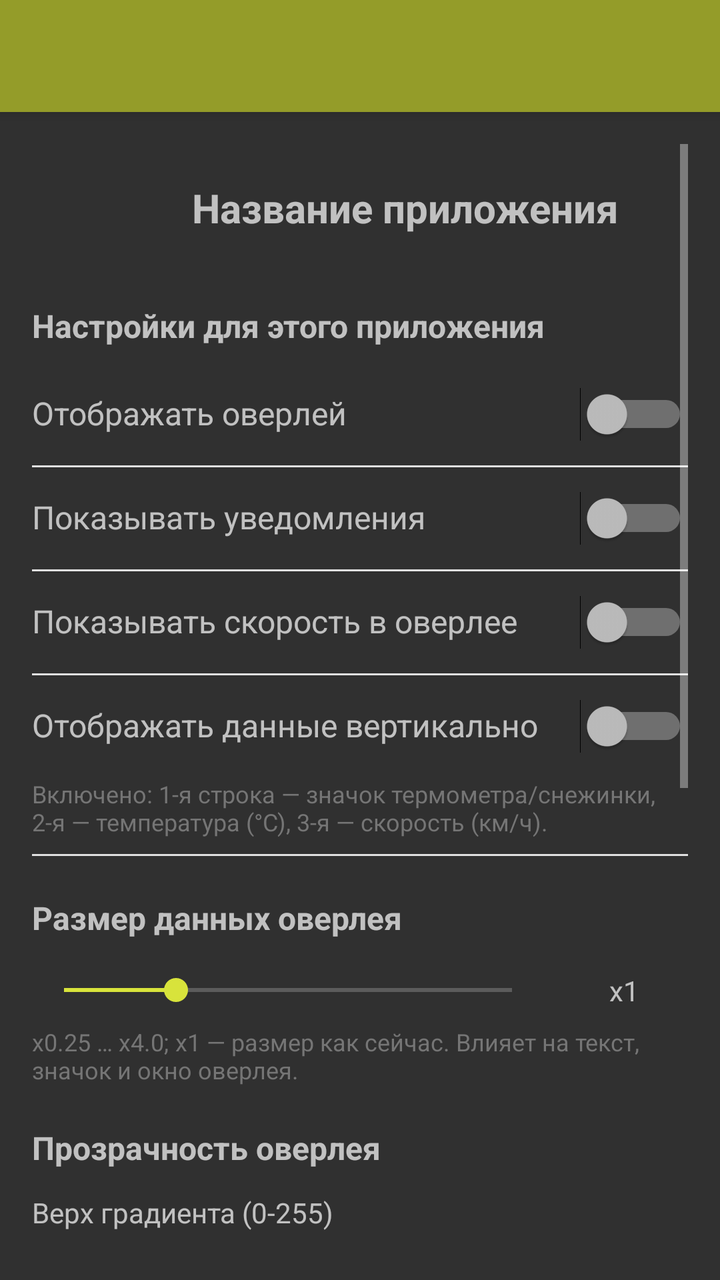
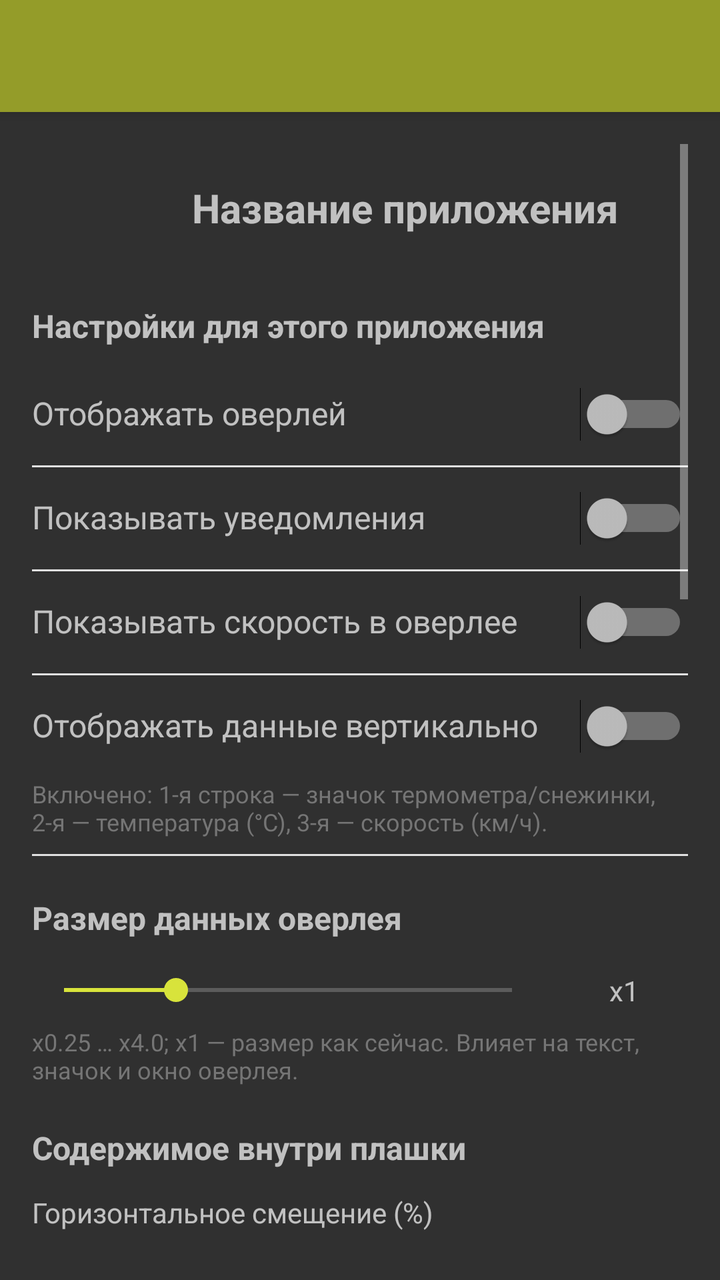

Before-and-after screenshots of an Android layout around one commit, followed by the original layout XML and the change that was made.
<!-- AndroidManifest.xml: application theme AppTheme -->
<!-- res/layout/activity_app_specific_settings.xml -->
<?xml version="1.0" encoding="utf-8"?>
<LinearLayout xmlns:android="http://schemas.android.com/apk/res/android"
    android:layout_width="match_parent"
    android:layout_height="match_parent"
    android:orientation="vertical">

    <androidx.appcompat.widget.Toolbar
        android:id="@+id/toolbar"
        android:layout_width="match_parent"
        android:layout_height="?attr/actionBarSize"
        android:background="?attr/colorPrimary"
        android:elevation="4dp"
        android:theme="@style/ThemeOverlay.AppCompat.Dark.ActionBar" />

    <ScrollView
        android:layout_width="match_parent"
        android:layout_height="match_parent"
        android:padding="16dp">

        <LinearLayout
            android:layout_width="match_parent"
            android:layout_height="wrap_content"
            android:orientation="vertical">

            <LinearLayout
                android:layout_width="match_parent"
                android:layout_height="wrap_content"
                android:orientation="horizontal"
                android:gravity="center_vertical"
                android:paddingBottom="16dp">

                <ImageView
                    android:id="@+id/image_app_icon"
                    android:layout_width="64dp"
                    android:layout_height="64dp"
                    android:contentDescription="Иконка приложения" />

                <TextView
                    android:id="@+id/text_app_name"
                    android:layout_width="0dp"
                    android:layout_height="wrap_content"
                    android:layout_weight="1"
                    android:layout_marginStart="16dp"
                    android:text="Название приложения"
                    android:textSize="20sp"
                    android:textStyle="bold" />
            </LinearLayout>

            <TextView
                android:layout_width="match_parent"
                android:layout_height="wrap_content"
                android:text="Настройки для этого приложения"
                android:textSize="16sp"
                android:textStyle="bold"
                android:paddingBottom="8dp" />

            <LinearLayout
                android:layout_width="match_parent"
                android:layout_height="wrap_content"
                android:orientation="horizontal"
                android:paddingVertical="12dp">

                <TextView
                    android:layout_width="0dp"
                    android:layout_height="wrap_content"
                    android:layout_weight="1"
                    android:text="Отображать оверлей"
                    android:textSize="16sp" />

                <Switch
                    android:id="@+id/switch_overlay"
                    android:layout_width="wrap_content"
                    android:layout_height="wrap_content" />
            </LinearLayout>

            <View
                android:layout_width="match_parent"
                android:layout_height="1dp"
                android:background="#E0E0E0" />

            <LinearLayout
                android:layout_width="match_parent"
                android:layout_height="wrap_content"
                android:orientation="horizontal"
                android:paddingVertical="12dp">

                <TextView
                    android:layout_width="0dp"
                    android:layout_height="wrap_content"
                    android:layout_weight="1"
                    android:text="Показывать уведомления"
                    android:textSize="16sp" />

                <Switch
                    android:id="@+id/switch_notifications"
                    android:layout_width="wrap_content"
                    android:layout_height="wrap_content" />
            </LinearLayout>

            <View
                android:layout_width="match_parent"
                android:layout_height="1dp"
                android:background="#E0E0E0" />

            <LinearLayout
                android:id="@+id/layout_overlay_speed_visibility"
                android:layout_width="match_parent"
                android:layout_height="wrap_content"
                android:orientation="horizontal"
                android:paddingVertical="12dp">

                <TextView
                    android:layout_width="0dp"
                    android:layout_height="wrap_content"
                    android:layout_weight="1"
                    android:text="Показывать скорость в оверлее"
                    android:textSize="16sp" />

                <Switch
                    android:id="@+id/switch_overlay_speed_visibility"
                    android:layout_width="wrap_content"
                    android:layout_height="wrap_content" />
            </LinearLayout>

            <View
                android:id="@+id/divider_overlay_speed_visibility"
                android:layout_width="match_parent"
                android:layout_height="1dp"
                android:background="#E0E0E0" />

            <LinearLayout
                android:id="@+id/layout_overlay_vertical"
                android:layout_width="match_parent"
                android:layout_height="wrap_content"
                android:orientation="horizontal"
                android:paddingVertical="12dp">

                <TextView
                    android:layout_width="0dp"
                    android:layout_height="wrap_content"
                    android:layout_weight="1"
                    android:text="Отображать данные вертикально"
                    android:textSize="16sp" />

                <Switch
                    android:id="@+id/switch_overlay_vertical"
                    android:layout_width="wrap_content"
                    android:layout_height="wrap_content" />
            </LinearLayout>

            <TextView
                android:layout_width="match_parent"
                android:layout_height="wrap_content"
                android:text="Включено: 1-я строка — значок термометра/снежинки, 2-я — температура (°C), 3-я — скорость (км/ч)."
                android:textSize="12sp"
                android:textColor="#757575"
                android:paddingBottom="8dp" />

            <View
                android:id="@+id/divider_overlay_vertical"
                android:layout_width="match_parent"
                android:layout_height="1dp"
                android:background="#E0E0E0" />

            <TextView
                android:layout_width="match_parent"
                android:layout_height="wrap_content"
                android:text="Размер данных оверлея"
                android:textSize="16sp"
                android:textStyle="bold"
                android:paddingTop="20dp"
                android:paddingBottom="8dp" />

            <LinearLayout
                android:layout_width="match_parent"
                android:layout_height="wrap_content"
                android:orientation="horizontal"
                android:gravity="center_vertical"
                android:paddingTop="8dp">

                <SeekBar
                    android:id="@+id/seekbar_data_size"
                    android:layout_width="0dp"
                    android:layout_height="wrap_content"
                    android:layout_weight="1"
                    android:max="80"
                    android:progress="20" />

                <TextView
                    android:id="@+id/text_data_size_value"
                    android:layout_width="64dp"
                    android:layout_height="wrap_content"
                    android:layout_marginStart="8dp"
                    android:gravity="center"
                    android:text="x1"
                    android:textSize="14sp" />
            </LinearLayout>

            <TextView
                android:layout_width="match_parent"
                android:layout_height="wrap_content"
                android:text="x0.25 … x4.0; x1 — размер как сейчас. Влияет на текст, значок и окно оверлея."
                android:textSize="12sp"
                android:textColor="#757575"
                android:paddingTop="8dp" />

            <TextView
                android:layout_width="match_parent"
                android:layout_height="wrap_content"
                android:text="Прозрачность оверлея"
                android:textSize="16sp"
                android:textStyle="bold"
                android:paddingTop="20dp"
                android:paddingBottom="8dp" />

            <TextView
                android:layout_width="match_parent"
                android:layout_height="wrap_content"
                android:text="Верх градиента (0-255)"
                android:textSize="14sp"
                android:paddingTop="4dp" />

            <LinearLayout
                android:layout_width="match_parent"
                android:layout_height="wrap_content"
                android:orientation="horizontal"
                android:gravity="center_vertical"
                android:paddingTop="8dp">

                <SeekBar
                    android:id="@+id/seekbar_overlay_alpha_top"
                    android:layout_width="0dp"
                    android:layout_height="wrap_content"
                    android:layout_weight="1"
                    android:max="255"
                    android:progress="217" />

                <TextView
                    android:id="@+id/text_overlay_alpha_top_value"
                    android:layout_width="52dp"
                    android:layout_height="wrap_content"
                    android:layout_marginStart="8dp"
                    android:gravity="center"
                    android:text="217"
                    android:textSize="14sp" />
            </LinearLayout>

            <TextView
                android:layout_width="match_parent"
                android:layout_height="wrap_content"
                android:text="Низ градиента (0-255)"
                android:textSize="14sp"
                android:paddingTop="16dp" />

            <LinearLayout
                android:layout_width="match_parent"
                android:layout_height="wrap_content"
                android:orientation="horizontal"
                android:gravity="center_vertical"
                android:paddingTop="8dp">

                <SeekBar
                    android:id="@+id/seekbar_overlay_alpha_bottom"
                    android:layout_width="0dp"
                    android:layout_height="wrap_content"
                    android:layout_weight="1"
                    android:max="255"
                    android:progress="240" />

                <TextView
                    android:id="@+id/text_overlay_alpha_bottom_value"
                    android:layout_width="52dp"
                    android:layout_height="wrap_content"
                    android:layout_marginStart="8dp"
                    android:gravity="center"
                    android:text="240"
                    android:textSize="14sp" />
            </LinearLayout>

            
            <TextView
                android:layout_width="match_parent"
                android:layout_height="wrap_content"
                android:text="Позиция оверлея"
                android:textSize="16sp"
                android:textStyle="bold"
                android:paddingTop="24dp"
                android:paddingBottom="8dp" />

            <TextView
                android:layout_width="match_parent"
                android:layout_height="wrap_content"
                android:text="Горизонтальная позиция (%)"
                android:textSize="14sp"
                android:paddingTop="8dp" />

            <LinearLayout
                android:layout_width="match_parent"
                android:layout_height="wrap_content"
                android:orientation="horizontal"
                android:paddingTop="8dp">

                <SeekBar
                    android:id="@+id/seekbar_position_x"
                    android:layout_width="0dp"
                    android:layout_height="wrap_content"
                    android:layout_weight="1"
                    android:max="140"
                    android:progress="70" />

                <EditText
                    android:id="@+id/edittext_position_x"
                    android:layout_width="60dp"
                    android:layout_height="wrap_content"
                    android:layout_marginStart="8dp"
                    android:inputType="numberSigned"
                    android:maxLength="4"
                    android:text="50"
                    android:textAlignment="center" />
            </LinearLayout>

            <TextView
                android:layout_width="match_parent"
                android:layout_height="wrap_content"
                android:text="Вертикальная позиция (%)"
                android:textSize="14sp"
                android:paddingTop="16dp" />

            <LinearLayout
                android:layout_width="match_parent"
                android:layout_height="wrap_content"
                android:orientation="horizontal"
                android:paddingTop="8dp">

                <SeekBar
                    android:id="@+id/seekbar_position_y"
                    android:layout_width="0dp"
                    android:layout_height="wrap_content"
                    android:layout_weight="1"
                    android:max="110"
                    android:progress="10" />

                <EditText
                    android:id="@+id/edittext_position_y"
                    android:layout_width="60dp"
                    android:layout_height="wrap_content"
                    android:layout_marginStart="8dp"
                    android:inputType="numberSigned"
                    android:maxLength="4"
                    android:text="50"
                    android:textAlignment="center" />
            </LinearLayout>

            <Button
                android:id="@+id/btn_reset_overlay_position"
                android:layout_width="match_parent"
                android:layout_height="wrap_content"
                android:layout_marginTop="16dp"
                android:text="Сбросить позицию оверлея" />

            <TextView
                android:layout_width="match_parent"
                android:layout_height="wrap_content"
                android:text="Горизонталь -20% … 120%, вертикаль -5% … 105%: точка на экране (от левого верха к правому низу). Якорь — центр оверлея; при 0%/0% центр в углу — блок частично за экраном."
                android:textSize="12sp"
                android:textColor="#757575"
                android:paddingTop="16dp" />

        </LinearLayout>
    </ScrollView>
</LinearLayout>
<!-- resources referenced by this layout -->
<resources>
  <style name="AppTheme" parent="Theme.AppCompat.NoActionBar">
          <item name="colorPrimary">@color/colorPrimary</item>
          <item name="colorPrimaryDark">@color/colorPrimaryDark</item>
          <item name="colorAccent">@color/colorAccent</item>
      </style>
  <color name="colorPrimary">#949C29</color>
  <color name="colorPrimaryDark">#61671B</color>
  <color name="colorAccent">#D8E33B</color>
</resources>

<!-- the commit's change to res/layout/activity_app_specific_settings.xml (unified diff, before → after) -->
@@ -207,6 +207,168 @@
             <TextView
                 android:layout_width="match_parent"
                 android:layout_height="wrap_content"
+                android:text="Содержимое внутри плашки"
+                android:textSize="16sp"
+                android:textStyle="bold"
+                android:paddingTop="20dp"
+                android:paddingBottom="8dp" />
+
+            <TextView
+                android:layout_width="match_parent"
+                android:layout_height="wrap_content"
+                android:text="Горизонтальное смещение (%)"
+                android:textSize="14sp"
+                android:paddingTop="4dp" />
+
+            <LinearLayout
+                android:layout_width="match_parent"
+                android:layout_height="wrap_content"
+                android:orientation="horizontal"
+                android:gravity="center_vertical"
+                android:paddingTop="8dp">
+
+                <SeekBar
+                    android:id="@+id/seekbar_content_offset_x"
+                    android:layout_width="0dp"
+                    android:layout_height="wrap_content"
+                    android:layout_weight="1"
+                    android:max="80"
+                    android:progress="40" />
+
+                <TextView
+                    android:id="@+id/text_content_offset_x_value"
+                    android:layout_width="64dp"
+                    android:layout_height="wrap_content"
+                    android:layout_marginStart="8dp"
+                    android:gravity="center"
+                    android:text="0%"
+                    android:textSize="14sp" />
+            </LinearLayout>
+
+            <TextView
+                android:layout_width="match_parent"
+                android:layout_height="wrap_content"
+                android:text="Вертикальное смещение (%)"
+                android:textSize="14sp"
+                android:paddingTop="16dp" />
+
+            <LinearLayout
+                android:layout_width="match_parent"
+                android:layout_height="wrap_content"
+                android:orientation="horizontal"
+                android:gravity="center_vertical"
+                android:paddingTop="8dp">
+
+                <SeekBar
+                    android:id="@+id/seekbar_content_offset_y"
+                    android:layout_width="0dp"
+                    android:layout_height="wrap_content"
+                    android:layout_weight="1"
+                    android:max="80"
+                    android:progress="40" />
+
+                <TextView
+                    android:id="@+id/text_content_offset_y_value"
+                    android:layout_width="64dp"
+                    android:layout_height="wrap_content"
+                    android:layout_marginStart="8dp"
+                    android:gravity="center"
+                    android:text="0%"
+                    android:textSize="14sp" />
+            </LinearLayout>
+
+            <TextView
+                android:layout_width="match_parent"
+                android:layout_height="wrap_content"
+                android:text="Сдвиг значка и текстов внутри плашки: -50% по горизонтали = влево на половину ширины содержимого; 0% — по центру. Итог = общая настройка + эта."
+                android:textSize="12sp"
+                android:textColor="#757575"
+                android:paddingTop="8dp" />
+
+            <TextView
+                android:layout_width="match_parent"
+                android:layout_height="wrap_content"
+                android:text="Размер плашки (фона)"
+                android:textSize="16sp"
+                android:textStyle="bold"
+                android:paddingTop="20dp"
+                android:paddingBottom="8dp" />
+
+            <TextView
+                android:layout_width="match_parent"
+                android:layout_height="wrap_content"
+                android:text="Ширина плашки (%)"
+                android:textSize="14sp"
+                android:paddingTop="4dp" />
+
+            <LinearLayout
+                android:layout_width="match_parent"
+                android:layout_height="wrap_content"
+                android:orientation="horizontal"
+                android:gravity="center_vertical"
+                android:paddingTop="8dp">
+
+                <SeekBar
+                    android:id="@+id/seekbar_plate_width"
+                    android:layout_width="0dp"
+                    android:layout_height="wrap_content"
+                    android:layout_weight="1"
+                    android:max="50"
+                    android:progress="10" />
+
+                <TextView
+                    android:id="@+id/text_plate_width_value"
+                    android:layout_width="64dp"
+                    android:layout_height="wrap_content"
+                    android:layout_marginStart="8dp"
+                    android:gravity="center"
+                    android:text="100%"
+                    android:textSize="14sp" />
+            </LinearLayout>
+
+            <TextView
+                android:layout_width="match_parent"
+                android:layout_height="wrap_content"
+                android:text="Высота плашки (%)"
+                android:textSize="14sp"
+                android:paddingTop="16dp" />
+
+            <LinearLayout
+                android:layout_width="match_parent"
+                android:layout_height="wrap_content"
+                android:orientation="horizontal"
+                android:gravity="center_vertical"
+                android:paddingTop="8dp">
+
+                <SeekBar
+                    android:id="@+id/seekbar_plate_height"
+                    android:layout_width="0dp"
+                    android:layout_height="wrap_content"
+                    android:layout_weight="1"
+                    android:max="50"
+                    android:progress="10" />
+
+                <TextView
+                    android:id="@+id/text_plate_height_value"
+                    android:layout_width="64dp"
+                    android:layout_height="wrap_content"
+                    android:layout_marginStart="8dp"
+                    android:gravity="center"
+                    android:text="100%"
+                    android:textSize="14sp" />
+            </LinearLayout>
+
+            <TextView
+                android:layout_width="match_parent"
+                android:layout_height="wrap_content"
+                android:text="100% — текущий размер плашки, содержимое не масштабируется. Итог = общая настройка × эта / 100."
+                android:textSize="12sp"
+                android:textColor="#757575"
+                android:paddingTop="8dp" />
+
+            <TextView
+                android:layout_width="match_parent"
+                android:layout_height="wrap_content"
                 android:text="Прозрачность оверлея"
                 android:textSize="16sp"
                 android:textStyle="bold"
